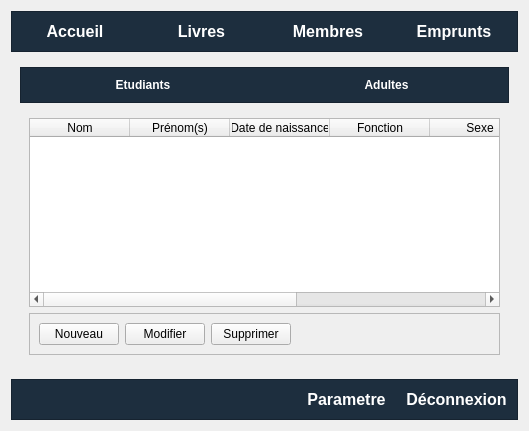
Qt form app.ui (Totelof10/biblio) before a commit.
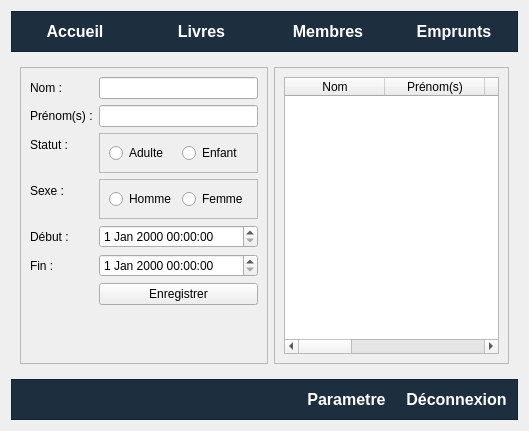
The same form after that commit. The open tabs and pages were chosen to show the change. Icons and pictures are not drawn.

Commit message: Ajout membre ok

Diff of the .ui file:
```diff
--- a/app.ui
+++ b/app.ui
@@ -402,259 +402,190 @@
       </layout>
      </widget>
      <widget class="QWidget" name="pageMembre">
-      <layout class="QVBoxLayout" name="verticalLayout_3">
+      <layout class="QHBoxLayout" name="horizontalLayout_4" stretch="0,6">
+       <item>
+        <widget class="QFrame" name="frame_4">
+         <property name="frameShape">
+          <enum>QFrame::Shape::StyledPanel</enum>
+         </property>
+         <property name="frameShadow">
+          <enum>QFrame::Shadow::Raised</enum>
+         </property>
+         <layout class="QFormLayout" name="formLayout">
+          <item row="0" column="0">
+           <widget class="QLabel" name="label_4">
+            <property name="text">
+             <string>Nom :</string>
+            </property>
+           </widget>
+          </item>
+          <item row="0" column="1">
+           <widget class="QLineEdit" name="lineEditNom"/>
+          </item>
+          <item row="1" column="0">
+           <widget class="QLabel" name="label_5">
+            <property name="text">
+             <string>Prénom(s) :</string>
+            </property>
+           </widget>
+          </item>
+          <item row="1" column="1">
+           <widget class="QLineEdit" name="lineEditPrenoms"/>
+          </item>
+          <item row="2" column="0">
+           <widget class="QLabel" name="label_6">
+            <property name="text">
+             <string>Statut :</string>
+            </property>
+           </widget>
+          </item>
+          <item row="2" column="1">
+           <widget class="QFrame" name="frame_11">
+            <property name="frameShape">
+             <enum>QFrame::Shape::StyledPanel</enum>
+            </property>
+            <property name="frameShadow">
+             <enum>QFrame::Shadow::Raised</enum>
+            </property>
+            <layout class="QHBoxLayout" name="horizontalLayout_6">
+             <item>
+              <widget class="QRadioButton" name="radioAdulte">
+               <property name="text">
+                <string>Adulte</string>
+               </property>
+              </widget>
+             </item>
+             <item>
+              <widget class="QRadioButton" name="radioEnfant">
+               <property name="text">
+                <string>Enfant</string>
+               </property>
+              </widget>
+             </item>
+            </layout>
+           </widget>
+          </item>
+          <item row="3" column="0">
+           <widget class="QLabel" name="label_8">
+            <property name="text">
+             <string>Sexe :</string>
+            </property>
+           </widget>
+          </item>
+          <item row="3" column="1">
+           <widget class="QFrame" name="frame_6">
+            <property name="frameShape">
+             <enum>QFrame::Shape::StyledPanel</enum>
+            </property>
+            <property name="frameShadow">
+             <enum>QFrame::Shadow::Raised</enum>
+            </property>
+            <layout class="QHBoxLayout" name="horizontalLayout_5">
+             <item>
+              <widget class="QRadioButton" name="radioSexeHomme">
+               <property name="text">
+                <string>Homme</string>
+               </property>
+              </widget>
+             </item>
+             <item>
+              <widget class="QRadioButton" name="radioSexeFemme">
+               <property name="text">
+                <string>Femme</string>
+               </property>
+              </widget>
+             </item>
+            </layout>
+           </widget>
+          </item>
+          <item row="4" column="0">
+           <widget class="QLabel" name="label_9">
+            <property name="text">
+             <string>Début :</string>
+            </property>
+           </widget>
+          </item>
+          <item row="4" column="1">
+           <widget class="QDateTimeEdit" name="dateTimeEditDebut"/>
+          </item>
+          <item row="5" column="0">
+           <widget class="QLabel" name="label_10">
+            <property name="text">
+             <string>Fin :</string>
+            </property>
+           </widget>
+          </item>
+          <item row="5" column="1">
+           <widget class="QDateTimeEdit" name="dateTimeEditFin"/>
+          </item>
+          <item row="7" column="0">
+           <widget class="QLabel" name="label_7">
+            <property name="text">
+             <string/>
+            </property>
+           </widget>
+          </item>
+          <item row="6" column="1">
+           <widget class="QPushButton" name="btnEnregistrerMembre">
+            <property name="text">
+             <string>Enregistrer</string>
+            </property>
+           </widget>
+          </item>
+         </layout>
+        </widget>
+       </item>
        <item>
         <widget class="QFrame" name="frame_5">
-         <property name="styleSheet">
-          <string notr="true">QFrame{
-	background-color: rgb(29, 46, 62);
-}
-QPushButton{
-	padding: 10px 10px;
-	border:none;
-	color:white;
-}
-QPushButton:hover{
-	background-color: rgb(45, 66, 75);
-}
-QPushButton:focus{
-	background-color:#00CCDD;
-}</string>
-         </property>
          <property name="frameShape">
           <enum>QFrame::Shape::StyledPanel</enum>
          </property>
          <property name="frameShadow">
           <enum>QFrame::Shadow::Raised</enum>
          </property>
-         <layout class="QHBoxLayout" name="horizontalLayout_5">
-          <property name="spacing">
-           <number>0</number>
-          </property>
-          <property name="leftMargin">
-           <number>0</number>
-          </property>
-          <property name="topMargin">
-           <number>0</number>
-          </property>
-          <property name="rightMargin">
-           <number>0</number>
-          </property>
-          <property name="bottomMargin">
-           <number>0</number>
-          </property>
+         <layout class="QVBoxLayout" name="verticalLayout_3">
           <item>
-           <widget class="QPushButton" name="btnMembreEtudiant">
-            <property name="font">
-             <font>
-              <bold>true</bold>
-             </font>
-            </property>
-            <property name="text">
-             <string>Etudiants</string>
-            </property>
-           </widget>
-          </item>
-          <item>
-           <widget class="QPushButton" name="btnMembreAdulte">
-            <property name="font">
-             <font>
-              <bold>true</bold>
-             </font>
-            </property>
-            <property name="text">
-             <string>Adultes</string>
-            </property>
+           <widget class="QTableWidget" name="tableWidget_2">
+            <column>
+             <property name="text">
+              <string>Nom</string>
+             </property>
+            </column>
+            <column>
+             <property name="text">
+              <string>Prénom(s)</string>
+             </property>
+            </column>
+            <column>
+             <property name="text">
+              <string>Statut</string>
+             </property>
+            </column>
+            <column>
+             <property name="text">
+              <string>Sexe</string>
+             </property>
+            </column>
+            <column>
+             <property name="text">
+              <string>Début</string>
+             </property>
+            </column>
+            <column>
+             <property name="text">
+              <string>Fin</string>
+             </property>
+            </column>
+            <column>
+             <property name="text">
+              <string>Validité</string>
+             </property>
+            </column>
            </widget>
           </item>
          </layout>
         </widget>
        </item>
-       <item>
-        <widget class="QStackedWidget" name="stackedWidget_2">
-         <property name="currentIndex">
-          <number>1</number>
-         </property>
-         <widget class="QWidget" name="pageEtudiant">
-          <layout class="QVBoxLayout" name="verticalLayout_4">
-           <item>
-            <widget class="QTableWidget" name="tableWidget_2">
-             <column>
-              <property name="text">
-               <string>Nom</string>
-              </property>
-             </column>
-             <column>
-              <property name="text">
-               <string>Prénom(s)</string>
-              </property>
-             </column>
-             <column>
-              <property name="text">
-               <string>Date de naissance</string>
-              </property>
-             </column>
-             <column>
-              <property name="text">
-               <string>Niveau d'étude</string>
-              </property>
-             </column>
-             <column>
-              <property name="text">
-               <string>Sexe</string>
-              </property>
-             </column>
-             <column>
-              <property name="text">
-               <string>Adresse</string>
-              </property>
-             </column>
-             <column>
-              <property name="text">
-               <string>Numéro de téléphone</string>
-              </property>
-             </column>
-            </widget>
-           </item>
-           <item>
-            <widget class="QFrame" name="frame_4">
-             <property name="frameShape">
-              <enum>QFrame::Shape::StyledPanel</enum>
-             </property>
-             <property name="frameShadow">
-              <enum>QFrame::Shadow::Raised</enum>
-             </property>
-             <layout class="QHBoxLayout" name="horizontalLayout_4">
-              <item>
-               <widget class="QPushButton" name="btnAjouterEtudiant">
-                <property name="text">
-                 <string>Nouveau</string>
-                </property>
-               </widget>
-              </item>
-              <item>
-               <widget class="QPushButton" name="btnModifierEtudiant">
-                <property name="text">
-                 <string>Modifier</string>
-                </property>
-               </widget>
-              </item>
-              <item>
-               <widget class="QPushButton" name="btnSupprimerEtudiant">
-                <property name="text">
-                 <string>Supprimer</string>
-                </property>
-               </widget>
-              </item>
-              <item>
-               <spacer name="horizontalSpacer_3">
-                <property name="orientation">
-                 <enum>Qt::Orientation::Horizontal</enum>
-                </property>
-                <property name="sizeHint" stdset="0">
-                 <size>
-                  <width>40</width>
-                  <height>20</height>
-                 </size>
-                </property>
-               </spacer>
-              </item>
-             </layout>
-            </widget>
-           </item>
-          </layout>
-         </widget>
-         <widget class="QWidget" name="pageAdulte">
-          <layout class="QVBoxLayout" name="verticalLayout_5">
-           <item>
-            <widget class="QTableWidget" name="tableWidget_3">
-             <column>
-              <property name="text">
-               <string>Nom</string>
-              </property>
-             </column>
-             <column>
-              <property name="text">
-               <string>Prénom(s)</string>
-              </property>
-             </column>
-             <column>
-              <property name="text">
-               <string>Date de naissance</string>
-              </property>
-             </column>
-             <column>
-              <property name="text">
-               <string>Fonction</string>
-              </property>
-             </column>
-             <column>
-              <property name="text">
-               <string>Sexe</string>
-              </property>
-             </column>
-             <column>
-              <property name="text">
-               <string>Adresse</string>
-              </property>
-             </column>
-             <column>
-              <property name="text">
-               <string>Numéro de téléphone</string>
-              </property>
-             </column>
-            </widget>
-           </item>
-           <item>
-            <widget class="QFrame" name="frame_6">
-             <property name="frameShape">
-              <enum>QFrame::Shape::StyledPanel</enum>
-             </property>
-             <property name="frameShadow">
-              <enum>QFrame::Shadow::Raised</enum>
-             </property>
-             <layout class="QHBoxLayout" name="horizontalLayout_6">
-              <item>
-               <widget class="QPushButton" name="btnAjouterAdulte">
-                <property name="text">
-                 <string>Nouveau</string>
-                </property>
-               </widget>
-              </item>
-              <item>
-               <widget class="QPushButton" name="btnModifierAdulte">
-                <property name="text">
-                 <string>Modifier</string>
-                </property>
-               </widget>
-              </item>
-              <item>
-               <widget class="QPushButton" name="btnSupprimerAdulte">
-                <property name="text">
-                 <string>Supprimer</string>
-                </property>
-               </widget>
-              </item>
-              <item>
-               <spacer name="horizontalSpacer_4">
-                <property name="orientation">
-                 <enum>Qt::Orientation::Horizontal</enum>
-                </property>
-                <property name="sizeHint" stdset="0">
-                 <size>
-                  <width>40</width>
-                  <height>20</height>
-                 </size>
-                </property>
-               </spacer>
-              </item>
-             </layout>
-            </widget>
-           </item>
-          </layout>
-         </widget>
-        </widget>
-       </item>
       </layout>
      </widget>
      <widget class="QWidget" name="pageEmprunt"/>
```
Left out of the diff: 68 changed lines with no effect on the pictures. The commit also changes 64 other files.
